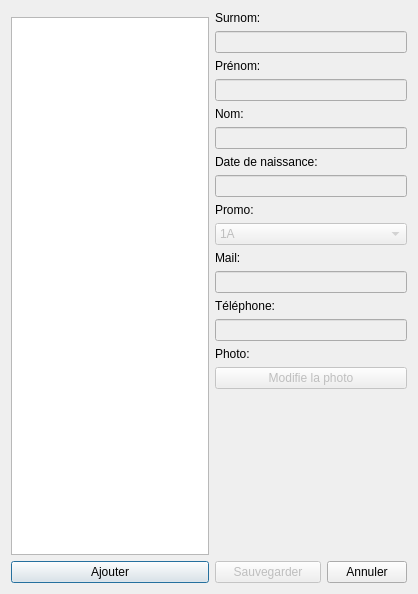
First picture: the form in application/ui/manage_notes.ui, repository nils-van-zuijlen/Enibar, before the edit.
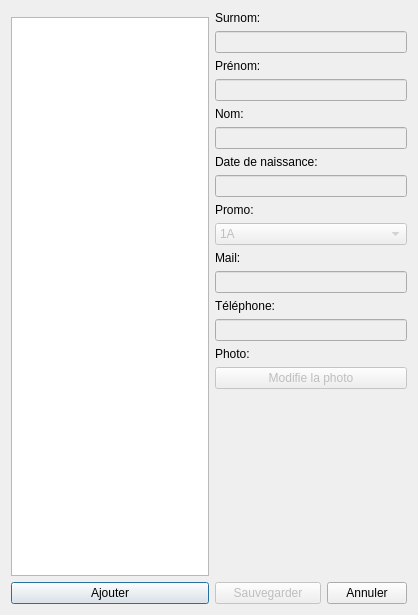
Second picture: the form after the edit. Custom widgets are drawn as their Qt base class.

Commit message: Remove the noteList in the manage_notes.py since it's useless now.

```diff
--- a/application/ui/manage_notes.ui
+++ b/application/ui/manage_notes.ui
@@ -7,7 +7,7 @@
     <x>0</x>
     <y>0</y>
     <width>418</width>
-    <height>464</height>
+    <height>615</height>
    </rect>
   </property>
   <property name="windowTitle">
```
Left out of the diff: 6 changed lines with no effect on the pictures. The commit also changes 1 other file.
